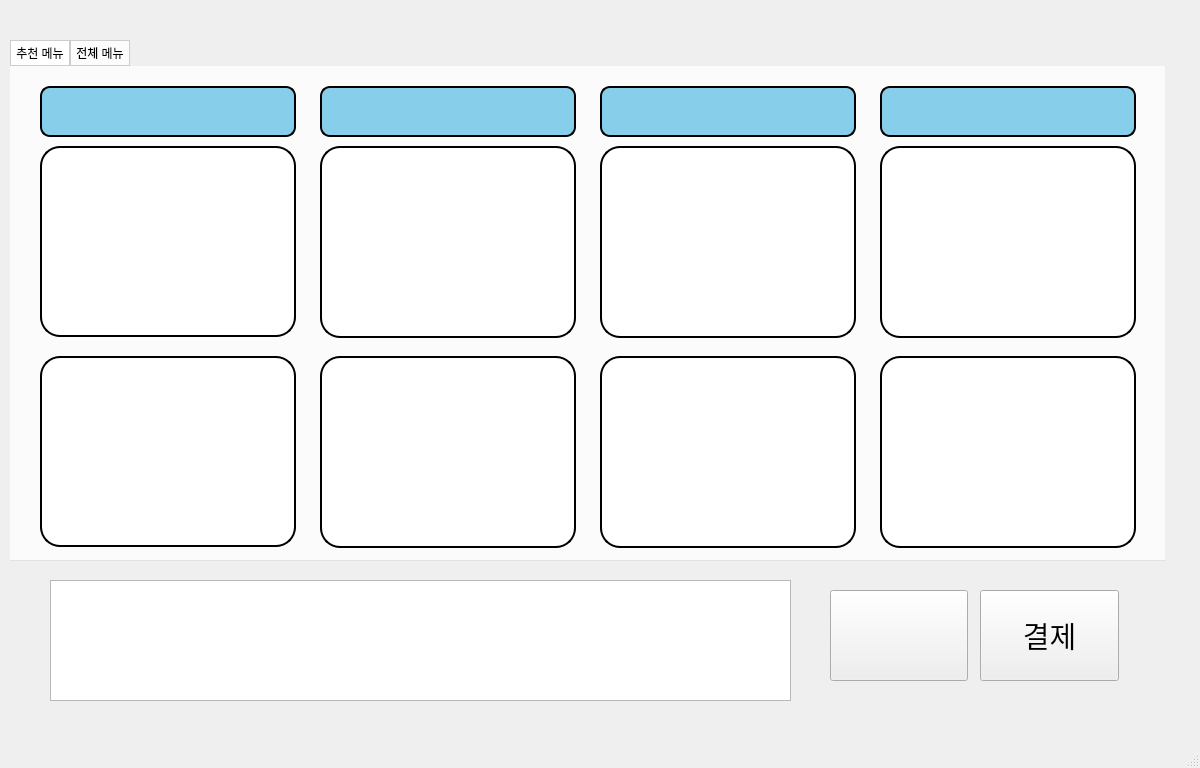
This is ui/ice_cream_window2.ui in pJunghan/RobotArm as Qt 5 draws it before an edit. The edited form follows.
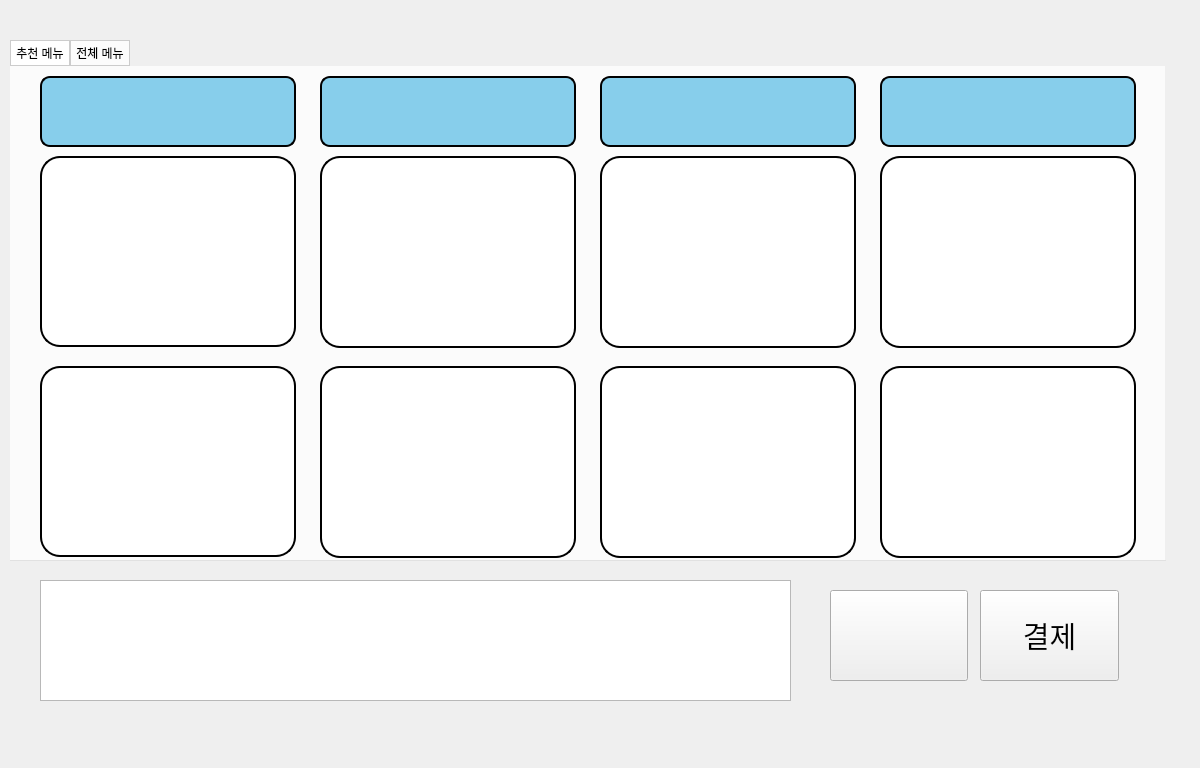
This is the edited form.

What changed in the file:
```diff
--- a/ui/ice_cream_window2.ui
+++ b/ui/ice_cream_window2.ui
@@ -53,7 +53,7 @@
       <property name="geometry">
        <rect>
         <x>30</x>
-        <y>80</y>
+        <y>90</y>
         <width>256</width>
         <height>191</height>
        </rect>
@@ -66,7 +66,7 @@
       <property name="geometry">
        <rect>
         <x>310</x>
-        <y>290</y>
+        <y>300</y>
         <width>256</width>
         <height>192</height>
        </rect>
@@ -79,7 +79,7 @@
       <property name="geometry">
        <rect>
         <x>310</x>
-        <y>80</y>
+        <y>90</y>
         <width>256</width>
         <height>192</height>
        </rect>
@@ -92,7 +92,7 @@
       <property name="geometry">
        <rect>
         <x>590</x>
-        <y>290</y>
+        <y>300</y>
         <width>256</width>
         <height>192</height>
        </rect>
@@ -105,7 +105,7 @@
       <property name="geometry">
        <rect>
         <x>590</x>
-        <y>80</y>
+        <y>90</y>
         <width>256</width>
         <height>192</height>
        </rect>
@@ -118,7 +118,7 @@
       <property name="geometry">
        <rect>
         <x>870</x>
-        <y>290</y>
+        <y>300</y>
         <width>256</width>
         <height>192</height>
        </rect>
@@ -131,7 +131,7 @@
       <property name="geometry">
        <rect>
         <x>870</x>
-        <y>80</y>
+        <y>90</y>
         <width>256</width>
         <height>192</height>
        </rect>
@@ -144,7 +144,7 @@
       <property name="geometry">
        <rect>
         <x>30</x>
-        <y>290</y>
+        <y>300</y>
         <width>256</width>
         <height>191</height>
        </rect>
@@ -157,9 +157,9 @@
       <property name="geometry">
        <rect>
         <x>30</x>
-        <y>20</y>
+        <y>10</y>
         <width>256</width>
-        <height>51</height>
+        <height>71</height>
        </rect>
       </property>
       <property name="styleSheet">
@@ -169,14 +169,21 @@
 border: 2px solid black;
 border-radius: 10px;</string>
       </property>
+      <property name="html">
+       <string>&lt;!DOCTYPE HTML PUBLIC &quot;-//W3C//DTD HTML 4.0//EN&quot; &quot;http://www.w3.org/TR/REC-html40/strict.dtd&quot;&gt;
+&lt;html&gt;&lt;head&gt;&lt;meta name=&quot;qrichtext&quot; content=&quot;1&quot; /&gt;&lt;style type=&quot;text/css&quot;&gt;
+p, li { white-space: pre-wrap; }
+&lt;/style&gt;&lt;/head&gt;&lt;body style=&quot; font-family:'Ubuntu Condensed'; font-size:11pt; font-weight:104; font-style:normal;&quot;&gt;
+&lt;p align=&quot;center&quot; style=&quot;-qt-paragraph-type:empty; margin-top:0px; margin-bottom:0px; margin-left:0px; margin-right:0px; -qt-block-indent:0; text-indent:0px;&quot;&gt;&lt;br /&gt;&lt;/p&gt;&lt;/body&gt;&lt;/html&gt;</string>
+      </property>
      </widget>
      <widget class="QTextBrowser" name="textBrowser_2">
       <property name="geometry">
        <rect>
         <x>310</x>
-        <y>20</y>
+        <y>10</y>
         <width>256</width>
-        <height>51</height>
+        <height>71</height>
        </rect>
       </property>
       <property name="styleSheet">
@@ -186,14 +193,21 @@
 border: 2px solid black;
 border-radius: 10px;</string>
       </property>
+      <property name="html">
+       <string>&lt;!DOCTYPE HTML PUBLIC &quot;-//W3C//DTD HTML 4.0//EN&quot; &quot;http://www.w3.org/TR/REC-html40/strict.dtd&quot;&gt;
+&lt;html&gt;&lt;head&gt;&lt;meta name=&quot;qrichtext&quot; content=&quot;1&quot; /&gt;&lt;style type=&quot;text/css&quot;&gt;
+p, li { white-space: pre-wrap; }
+&lt;/style&gt;&lt;/head&gt;&lt;body style=&quot; font-family:'Ubuntu Condensed'; font-size:11pt; font-weight:104; font-style:normal;&quot;&gt;
+&lt;p align=&quot;center&quot; style=&quot;-qt-paragraph-type:empty; margin-top:0px; margin-bottom:0px; margin-left:0px; margin-right:0px; -qt-block-indent:0; text-indent:0px;&quot;&gt;&lt;br /&gt;&lt;/p&gt;&lt;/body&gt;&lt;/html&gt;</string>
+      </property>
      </widget>
      <widget class="QTextBrowser" name="textBrowser_3">
       <property name="geometry">
        <rect>
         <x>590</x>
-        <y>20</y>
+        <y>10</y>
         <width>256</width>
-        <height>51</height>
+        <height>71</height>
        </rect>
       </property>
       <property name="styleSheet">
@@ -203,14 +217,21 @@
 border: 2px solid black;
 border-radius: 10px;</string>
       </property>
+      <property name="html">
+       <string>&lt;!DOCTYPE HTML PUBLIC &quot;-//W3C//DTD HTML 4.0//EN&quot; &quot;http://www.w3.org/TR/REC-html40/strict.dtd&quot;&gt;
+&lt;html&gt;&lt;head&gt;&lt;meta name=&quot;qrichtext&quot; content=&quot;1&quot; /&gt;&lt;style type=&quot;text/css&quot;&gt;
+p, li { white-space: pre-wrap; }
+&lt;/style&gt;&lt;/head&gt;&lt;body style=&quot; font-family:'Ubuntu Condensed'; font-size:11pt; font-weight:104; font-style:normal;&quot;&gt;
+&lt;p align=&quot;center&quot; style=&quot;-qt-paragraph-type:empty; margin-top:0px; margin-bottom:0px; margin-left:0px; margin-right:0px; -qt-block-indent:0; text-indent:0px;&quot;&gt;&lt;br /&gt;&lt;/p&gt;&lt;/body&gt;&lt;/html&gt;</string>
+      </property>
      </widget>
      <widget class="QTextBrowser" name="textBrowser_4">
       <property name="geometry">
        <rect>
         <x>870</x>
-        <y>20</y>
+        <y>10</y>
         <width>256</width>
-        <height>51</height>
+        <height>71</height>
        </rect>
       </property>
       <property name="styleSheet">
@@ -220,6 +241,13 @@
 border: 2px solid black;
 border-radius: 10px;</string>
       </property>
+      <property name="html">
+       <string>&lt;!DOCTYPE HTML PUBLIC &quot;-//W3C//DTD HTML 4.0//EN&quot; &quot;http://www.w3.org/TR/REC-html40/strict.dtd&quot;&gt;
+&lt;html&gt;&lt;head&gt;&lt;meta name=&quot;qrichtext&quot; content=&quot;1&quot; /&gt;&lt;style type=&quot;text/css&quot;&gt;
+p, li { white-space: pre-wrap; }
+&lt;/style&gt;&lt;/head&gt;&lt;body style=&quot; font-family:'Ubuntu Condensed'; font-size:11pt; font-weight:104; font-style:normal;&quot;&gt;
+&lt;p align=&quot;center&quot; style=&quot;-qt-paragraph-type:empty; margin-top:0px; margin-bottom:0px; margin-left:0px; margin-right:0px; -qt-block-indent:0; text-indent:0px;&quot;&gt;&lt;br /&gt;&lt;/p&gt;&lt;/body&gt;&lt;/html&gt;</string>
+      </property>
      </widget>
     </widget>
     <widget class="QWidget" name="tab_2">
@@ -315,12 +343,15 @@
    <widget class="QListView" name="listView">
     <property name="geometry">
      <rect>
-      <x>50</x>
+      <x>40</x>
       <y>580</y>
-      <width>741</width>
+      <width>751</width>
       <height>121</height>
      </rect>
     </property>
+    <property name="itemAlignment">
+     <set>Qt::AlignCenter</set>
+    </property>
    </widget>
    <widget class="QPushButton" name="Next_Button">
     <property name="geometry">
@@ -354,17 +385,6 @@
     </property>
    </widget>
   </widget>
-  <widget class="QMenuBar" name="menubar">
-   <property name="geometry">
-    <rect>
-     <x>0</x>
-     <y>0</y>
-     <width>1200</width>
-     <height>22</height>
-    </rect>
-   </property>
-  </widget>
-  <widget class="QStatusBar" name="statusbar"/>
  </widget>
  <resources/>
  <connections/>
```
Left out of the diff: 6 changed lines with no effect on the pictures.
